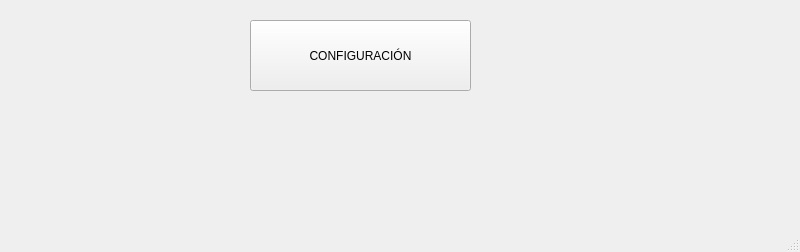
Old version of the form Menu.ui in the repository IvoDKHP/ProyectoEspecialidad4to.
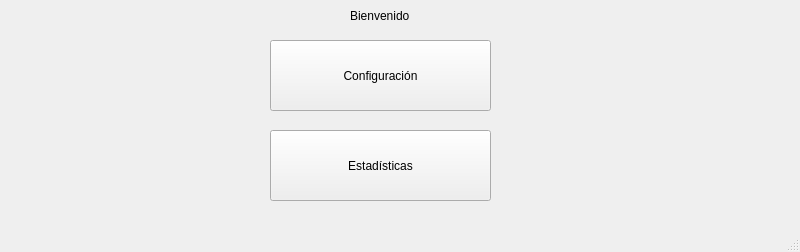
New version of the form.

What changed in the file:
```diff
--- a/Menu.ui
+++ b/Menu.ui
@@ -17,14 +17,40 @@
    <widget class="QPushButton" name="pushButton">
     <property name="geometry">
      <rect>
-      <x>250</x>
-      <y>20</y>
+      <x>270</x>
+      <y>40</y>
       <width>221</width>
       <height>71</height>
      </rect>
     </property>
     <property name="text">
-     <string>CONFIGURACIÓN</string>
+     <string>Configuración</string>
+    </property>
+   </widget>
+   <widget class="QPushButton" name="pushButton_2">
+    <property name="geometry">
+     <rect>
+      <x>270</x>
+      <y>130</y>
+      <width>221</width>
+      <height>71</height>
+     </rect>
+    </property>
+    <property name="text">
+     <string>Estadísticas</string>
+    </property>
+   </widget>
+   <widget class="QLabel" name="label">
+    <property name="geometry">
+     <rect>
+      <x>350</x>
+      <y>0</y>
+      <width>71</width>
+      <height>31</height>
+     </rect>
+    </property>
+    <property name="text">
+     <string>Bienvenido </string>
     </property>
    </widget>
   </widget>
```
Left out of the diff: 21 changed lines with no effect on the pictures.
